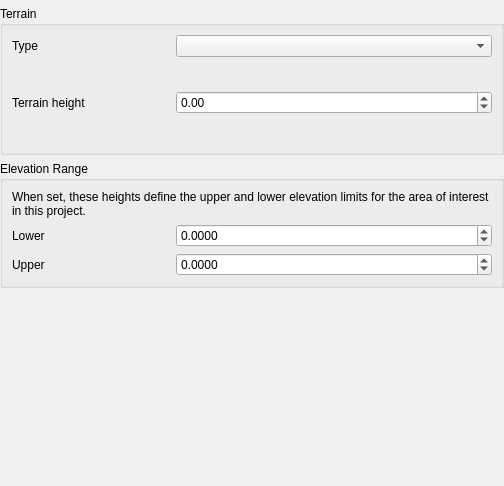
Before: the Qt Designer form src/ui/qgsprojectelevationsettingswidgetbase.ui in qgis/QGIS, drawn with Qt 5.
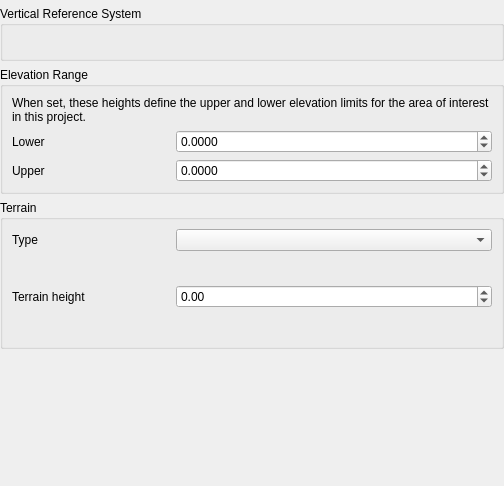
After: the same form once the commit is applied. Custom widgets are drawn as their Qt base class.

Commit message: Expose vertical crs option in project Elevation settings page

```diff
--- a/src/ui/qgsprojectelevationsettingswidgetbase.ui
+++ b/src/ui/qgsprojectelevationsettingswidgetbase.ui
@@ -13,7 +13,7 @@
   <property name="windowTitle">
    <string>Project Elevation Settings</string>
   </property>
-  <layout class="QVBoxLayout" name="verticalLayout" stretch="0,0,0,0,1">
+  <layout class="QVBoxLayout" name="verticalLayout" stretch="0,0,0,0,0,1">
    <property name="leftMargin">
     <number>0</number>
    </property>
@@ -29,6 +29,141 @@
    <item>
     <widget class="QgsMessageBar" name="mMessageBar" native="true"/>
    </item>
+   <item>
+    <widget class="QGroupBox" name="groupBox_2">
+     <property name="title">
+      <string>Vertical Reference System</string>
+     </property>
+     <layout class="QVBoxLayout" name="verticalLayout_2">
+      <item>
+       <widget class="QgsStackedWidget" name="mVerticalCrsStackedWidget">
+        <widget class="QWidget" name="mCrsPageDisabled">
+         <layout class="QVBoxLayout" name="verticalLayout_3">
+          <property name="leftMargin">
+           <number>0</number>
+          </property>
+          <property name="topMargin">
+           <number>0</number>
+          </property>
+          <property name="rightMargin">
+           <number>0</number>
+          </property>
+          <property name="bottomMargin">
+           <number>0</number>
+          </property>
+          <item>
+           <widget class="QLabel" name="mCrsDisabledLabel">
+            <property name="text">
+             <string/>
+            </property>
+            <property name="wordWrap">
+             <bool>true</bool>
+            </property>
+           </widget>
+          </item>
+         </layout>
+        </widget>
+        <widget class="QWidget" name="mCrsPageEnabled"/>
+       </widget>
+      </item>
+     </layout>
+    </widget>
+   </item>
+   <item>
+    <widget class="QGroupBox" name="mElevationRangeCheckBox">
+     <property name="title">
+      <string>Elevation Range</string>
+     </property>
+     <property name="checkable">
+      <bool>false</bool>
+     </property>
+     <property name="checked">
+      <bool>false</bool>
+     </property>
+     <property name="collapsed" stdset="0">
+      <bool>true</bool>
+     </property>
+     <property name="syncGroup" stdset="0">
+      <string notr="true">composeritem</string>
+     </property>
+     <layout class="QGridLayout" name="gridLayout_6" columnstretch="1,2">
+      <item row="2" column="1">
+       <widget class="QgsDoubleSpinBox" name="mElevationUpperSpin">
+        <property name="sizePolicy">
+         <sizepolicy hsizetype="Expanding" vsizetype="Fixed">
+          <horstretch>0</horstretch>
+          <verstretch>0</verstretch>
+         </sizepolicy>
+        </property>
+        <property name="toolTip">
+         <string>Maximum elevation of interest</string>
+        </property>
+        <property name="decimals">
+         <number>4</number>
+        </property>
+        <property name="minimum">
+         <double>-9999999999.000000000000000</double>
+        </property>
+        <property name="maximum">
+         <double>9999999999.000000000000000</double>
+        </property>
+       </widget>
+      </item>
+      <item row="1" column="1">
+       <widget class="QgsDoubleSpinBox" name="mElevationLowerSpin">
+        <property name="sizePolicy">
+         <sizepolicy hsizetype="Expanding" vsizetype="Fixed">
+          <horstretch>0</horstretch>
+          <verstretch>0</verstretch>
+         </sizepolicy>
+        </property>
+        <property name="toolTip">
+         <string>Minimum elevation of interest</string>
+        </property>
+        <property name="decimals">
+         <number>4</number>
+        </property>
+        <property name="minimum">
+         <double>-9999999999.000000000000000</double>
+        </property>
+        <property name="maximum">
+         <double>9999999999.000000000000000</double>
+        </property>
+       </widget>
+      </item>
+      <item row="2" column="0">
+       <widget class="QLabel" name="mEndDateTimeLabel_2">
+        <property name="text">
+         <string>Upper</string>
+        </property>
+        <property name="wordWrap">
+         <bool>false</bool>
+        </property>
+       </widget>
+      </item>
+      <item row="1" column="0">
+       <widget class="QLabel" name="mStartDateTimeLabel_2">
+        <property name="text">
+         <string>Lower</string>
+        </property>
+        <property name="wordWrap">
+         <bool>false</bool>
+        </property>
+       </widget>
+      </item>
+      <item row="0" column="0" colspan="2">
+       <widget class="QLabel" name="label">
+        <property name="text">
+         <string>When set, these heights define the upper and lower elevation limits for the area of interest in this project.</string>
+        </property>
+        <property name="wordWrap">
+         <bool>true</bool>
+        </property>
+       </widget>
+      </item>
+     </layout>
+    </widget>
+   </item>
    <item>
     <widget class="QGroupBox" name="groupBox">
      <property name="title">
@@ -202,101 +337,6 @@
      </layout>
     </widget>
    </item>
-   <item>
-    <widget class="QGroupBox" name="mElevationRangeCheckBox">
-     <property name="title">
-      <string>Elevation Range</string>
-     </property>
-     <property name="checkable">
-      <bool>false</bool>
-     </property>
-     <property name="checked">
-      <bool>false</bool>
-     </property>
-     <property name="collapsed" stdset="0">
-      <bool>true</bool>
-     </property>
-     <property name="syncGroup" stdset="0">
-      <string notr="true">composeritem</string>
-     </property>
-     <layout class="QGridLayout" name="gridLayout_6" columnstretch="1,2">
-      <item row="2" column="1">
-       <widget class="QgsDoubleSpinBox" name="mElevationUpperSpin">
-        <property name="sizePolicy">
-         <sizepolicy hsizetype="Expanding" vsizetype="Fixed">
-          <horstretch>0</horstretch>
-          <verstretch>0</verstretch>
-         </sizepolicy>
-        </property>
-        <property name="toolTip">
-         <string>Maximum elevation of interest</string>
-        </property>
-        <property name="decimals">
-         <number>4</number>
-        </property>
-        <property name="minimum">
-         <double>-9999999999.000000000000000</double>
-        </property>
-        <property name="maximum">
-         <double>9999999999.000000000000000</double>
-        </property>
-       </widget>
-      </item>
-      <item row="1" column="1">
-       <widget class="QgsDoubleSpinBox" name="mElevationLowerSpin">
-        <property name="sizePolicy">
-         <sizepolicy hsizetype="Expanding" vsizetype="Fixed">
-          <horstretch>0</horstretch>
-          <verstretch>0</verstretch>
-         </sizepolicy>
-        </property>
-        <property name="toolTip">
-         <string>Minimum elevation of interest</string>
-        </property>
-        <property name="decimals">
-         <number>4</number>
-        </property>
-        <property name="minimum">
-         <double>-9999999999.000000000000000</double>
-        </property>
-        <property name="maximum">
-         <double>9999999999.000000000000000</double>
-        </property>
-       </widget>
-      </item>
-      <item row="2" column="0">
-       <widget class="QLabel" name="mEndDateTimeLabel_2">
-        <property name="text">
-         <string>Upper</string>
-        </property>
-        <property name="wordWrap">
-         <bool>false</bool>
-        </property>
-       </widget>
-      </item>
-      <item row="1" column="0">
-       <widget class="QLabel" name="mStartDateTimeLabel_2">
-        <property name="text">
-         <string>Lower</string>
-        </property>
-        <property name="wordWrap">
-         <bool>false</bool>
-        </property>
-       </widget>
-      </item>
-      <item row="0" column="0" colspan="2">
-       <widget class="QLabel" name="label">
-        <property name="text">
-         <string>When set, these heights define the upper and lower elevation limits for the area of interest in this project.</string>
-        </property>
-        <property name="wordWrap">
-         <bool>true</bool>
-        </property>
-       </widget>
-      </item>
-     </layout>
-    </widget>
-   </item>
    <item>
     <layout class="QVBoxLayout" name="mElevationShadingSettingsLayout"/>
    </item>
```
The commit also changes 2 other files.
